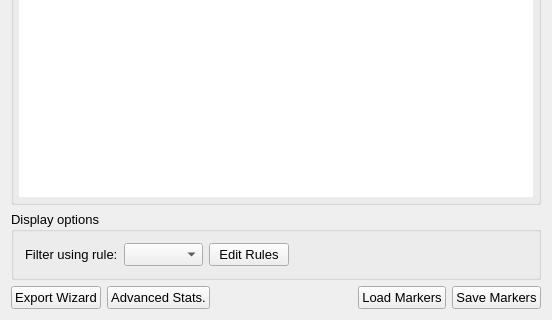
Above: src/AnyWave/Marker/AwMarkerManagerSettings.ui from HIP-infrastructure/anywave-code before the change; both pictures show x 0 to 552 and y 367 to 687 of the 552 by 687 pixel window. Below: the same form after it.
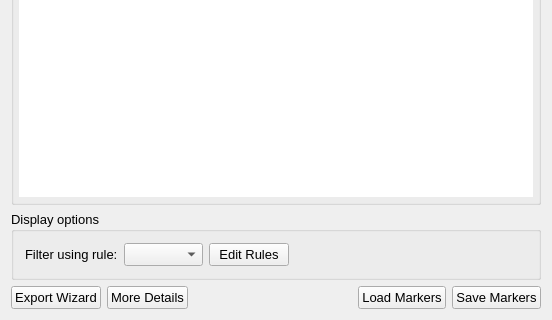
That is the form after the change. Icons and pictures are not drawn. Custom widgets are drawn as their Qt base class.

Commit message: Added stats widget to Markers GUI. QCustomplot is used to compute and display histogram of markers occurrences.

Diff of the .ui file:
```diff
--- a/src/AnyWave/Marker/AwMarkerManagerSettings.ui
+++ b/src/AnyWave/Marker/AwMarkerManagerSettings.ui
@@ -309,7 +309,7 @@
      <item>
       <widget class="QPushButton" name="buttonStats">
        <property name="text">
-        <string>Advanced Stats.</string>
+        <string>More Details</string>
        </property>
       </widget>
      </item>
```
The commit also changes 16 other files.
